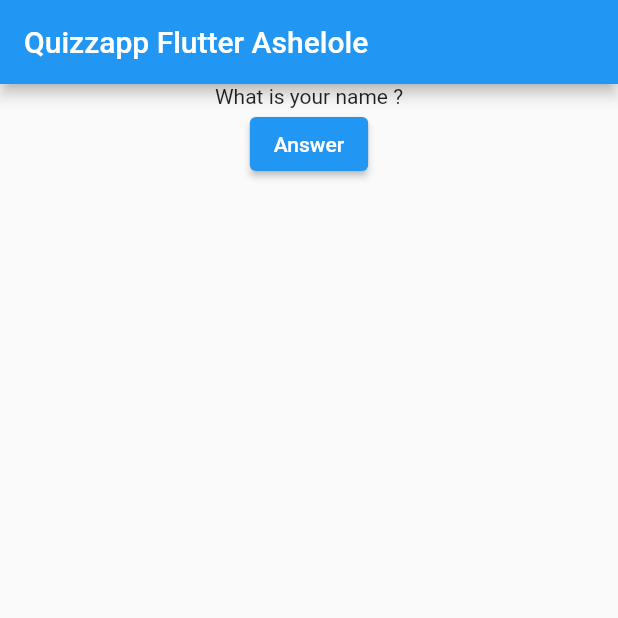
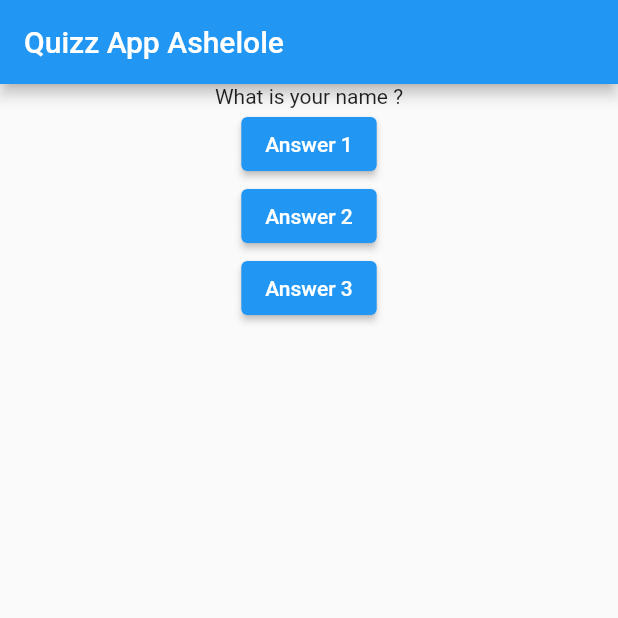
Before and after one commit to raview69/quizapp, a Flutter app: the screen it shows after launch, on a phone screen of 412 x 824 dp, the top half of it. Run offline on Flutter 3.47's test engine with Material 2 defaults, Android fonts, the phone set to English and light mode, and no system bars.

Commit message:
update main.dart

```diff
--- a/lib/main.dart
+++ b/lib/main.dart
@@ -1,9 +1,10 @@
 import 'package:flutter/material.dart';
 
-void main() => runApp(MyApp());
+void main() => runApp(const MyApp());
 
-// ignore: use_key_in_widget_constructors
 class MyApp extends StatelessWidget {
+  const MyApp({Key? key}) : super(key: key);
+
   @override
   Widget build(BuildContext context) {
     return MaterialApp(
@@ -12,7 +13,7 @@ class MyApp extends StatelessWidget {
       theme: ThemeData(
         primarySwatch: Colors.blue,
       ),
-      home: const MyHomePage(title: 'Quizzapp Flutter Ashelole'),
+      home: const MyHomePage(title: 'Quizz App Ashelole'),
     );
   }
 }
@@ -40,7 +41,12 @@ class _MyHomePageState extends State<MyHomePage> {
 
   void onPressed() {
     setState(() {
-      questionsIndex = questionsIndex + 1;
+      if (questionsIndex == 2) {
+        questionsIndex = 0;
+      } else {
+        questionsIndex = questionsIndex + 1;
+      }
+
     });
     // ignore: avoid_print
     print(questionsIndex);
@@ -56,12 +62,24 @@ class _MyHomePageState extends State<MyHomePage> {
         child: Column(
           children: [
             Text(
-              questions[0],
+              questions[questionsIndex],
             ),
             ElevatedButton(
               onPressed: onPressed,
               child: const Text(
-                'Answer',
+                'Answer 1',
+              ),
+            ),
+            ElevatedButton(
+              onPressed: onPressed,
+              child: const Text(
+                'Answer 2',
+              ),
+            ),
+            ElevatedButton(
+              onPressed: onPressed,
+              child: const Text(
+                'Answer 3',
               ),
             )
           ],
```
